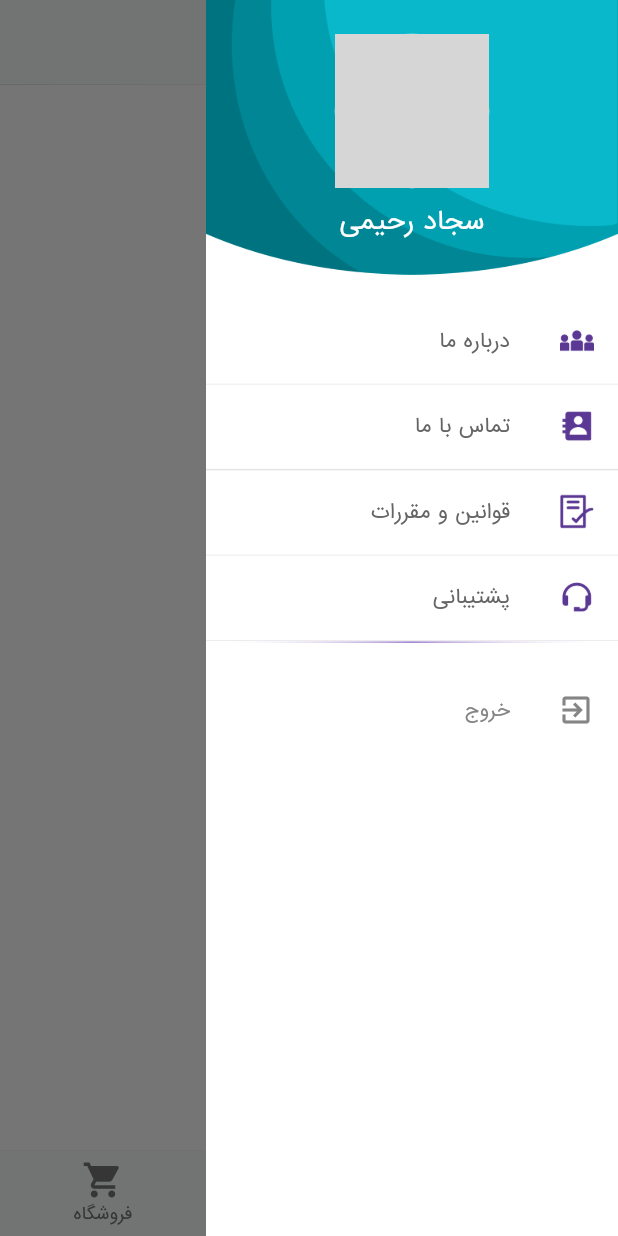
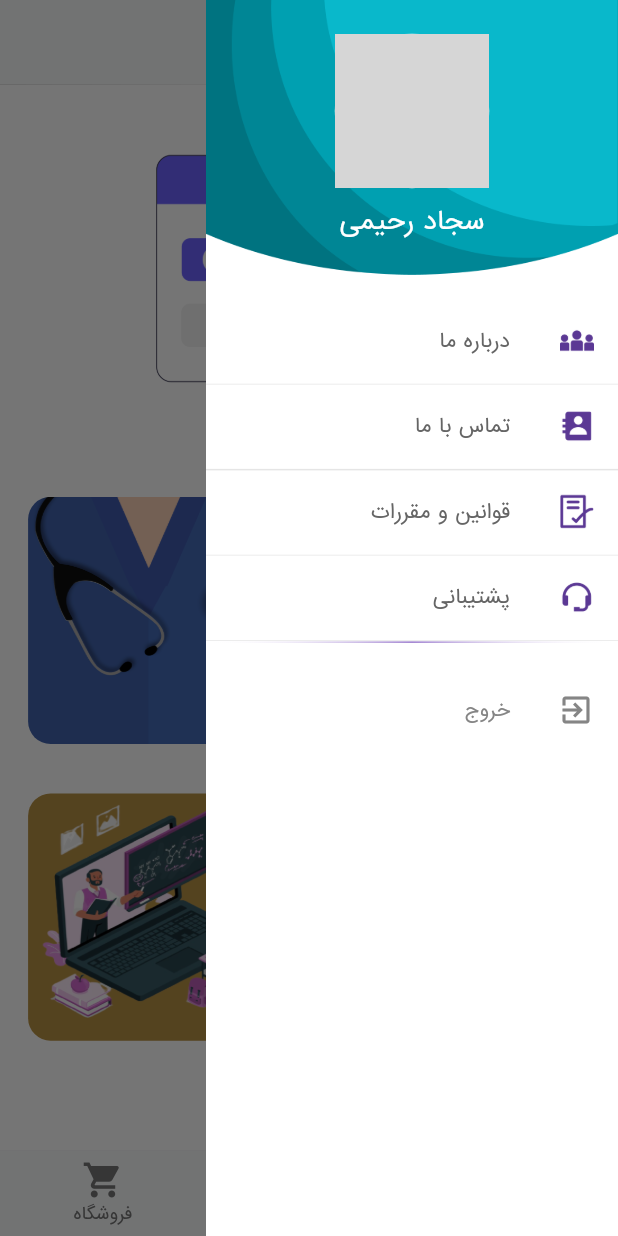
Before and after one commit to SajadRahimi1/rayaniyaresh, a Flutter app: the MainScreen screen opened directly, after a tap on the "menu" icon, on a phone screen of 412 x 824 dp. Run offline on Flutter 3.47's test engine with Material 2 defaults, Android fonts, the phone set to English and light mode, and no system bars; our stand-ins replace carousel_slider, flutter_spinkit, get; network calls fail; grey boxes are pictures that could not be loaded.

Commit message:
craeted banners for reserve section and create screen for it

```diff
--- a/lib/viewmodels/login/get_phone_viewmodel.dart
+++ b/lib/viewmodels/login/get_phone_viewmodel.dart
@@ -5,7 +5,7 @@ import 'package:rayaniyaresh/views/widgets/loading_widget.dart';
 
 class GetPhoneViewModel extends GetxController with StateMixin {
   RxString phoneNumber = "".obs;
-  RxBool isPhoneValida = false.obs;
+  RxBool isPhoneValida = true.obs;
 
   @override
   void onInit() {
--- a/lib/views/pages/home/main_screen.dart
+++ b/lib/views/pages/home/main_screen.dart
@@ -5,6 +5,7 @@ import 'package:rayaniyaresh/models/constants/colors.dart';
 import 'package:rayaniyaresh/viewmodels/home/main_viewmodel.dart';
 import 'package:rayaniyaresh/views/pages/home/home_screen.dart';
 import 'package:rayaniyaresh/views/pages/home/profile_screen.dart';
+import 'package:rayaniyaresh/views/pages/home/reserve_screen.dart';
 import 'package:rayaniyaresh/views/widgets/app_widget.dart';
 import 'package:rayaniyaresh/views/widgets/menu.dart';
 
@@ -78,7 +79,7 @@ class _MainScreenState extends State<MainScreen> {
                         physics: const NeverScrollableScrollPhysics(),
                         children: [
                           // const ProfileScreen(),
-                          Container(),
+                          ReserveScreen(),
                           const HomeScreen(),
                           Container(),
                           Container(),
--- a/lib/views/pages/home/profile_screen.dart
+++ b/lib/views/pages/home/profile_screen.dart
@@ -35,15 +35,17 @@ class ProfileScreen extends StatelessWidget {
                         height: Get.height / 35,
                       ),
                       ProfileTextInput(
+                        controller: TextEditingController(text: "سجاد"),
                         text: "نام",
-                        icon: Icon(Icons.person),
+                        icon: const Icon(Icons.person),
                       ),
                       SizedBox(
                         height: Get.height / 55,
                       ),
                       ProfileTextInput(
+                        controller: TextEditingController(text: "رحیمی"),
                         text: "نام خانوادگی",
-                        icon: Icon(Icons.person),
+                        icon: const Icon(Icons.person),
                       ),
                       SizedBox(
                         height: Get.height / 55,
@@ -51,7 +53,7 @@ class ProfileScreen extends StatelessWidget {
                       ProfileTextInput(
                         text: "شماره تلفن",
                         controller: TextEditingController(text: "09214961842"),
-                        icon: Icon(Icons.phone),
+                        icon: const Icon(Icons.phone),
                         enable: false,
                       ),
                       SizedBox(
--- /dev/null
+++ b/lib/views/pages/home/reserve_screen.dart
@@ -0,0 +1,49 @@
+import 'package:flutter/material.dart';
+import 'package:get/get.dart';
+
+class ReserveScreen extends StatelessWidget {
+  const ReserveScreen({Key? key}) : super(key: key);
+
+  @override
+  Widget build(BuildContext context) {
+    return Scaffold(
+        backgroundColor: const Color(0xffffffff),
+        body: Column(
+          children: [
+            Center(
+              child: Padding(
+                padding: EdgeInsets.only(
+                    top: Get.height / 18, bottom: Get.height / 15),
+                child: Image.asset(
+                  "assets/images/images/reserve.png",
+                  width: Get.width / 2,
+                ),
+              ),
+            ),
+            Container(
+              width: Get.width / 1.1,
+              height: Get.height / 5,
+              decoration: BoxDecoration(
+                  borderRadius: BorderRadius.circular(15),
+                  image: const DecorationImage(
+                      image:
+                          AssetImage("assets/images/images/reserve_nurse.png"),
+                      fit: BoxFit.fill)),
+            ),
+            Container(
+              margin: EdgeInsets.only(
+                top: Get.height / 25,
+              ),
+              width: Get.width / 1.1,
+              height: Get.height / 5,
+              decoration: BoxDecoration(
+                  borderRadius: BorderRadius.circular(15),
+                  image: const DecorationImage(
+                      image:
+                          AssetImage("assets/images/images/reserve_class.png"),
+                      fit: BoxFit.fill)),
+            ),
+          ],
+        ));
+  }
+}
```
Also changed, not shown: assets/images/images/reserve.png (added), assets/images/images/reserve_class.png (added), assets/images/images/reserve_nurse.png (added).
